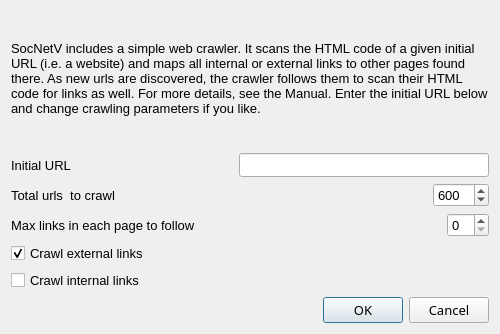
socnetv/app, file src/forms/webcrawlerdialog.ui: the form before one commit.
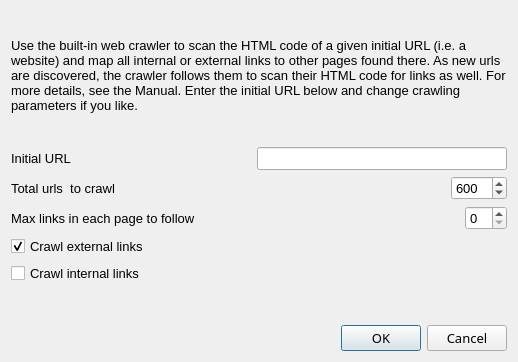
The form after the commit.

Commit message: changed dialog layout

Patch:
```diff
--- a/src/forms/webcrawlerdialog.ui
+++ b/src/forms/webcrawlerdialog.ui
@@ -6,8 +6,8 @@
    <rect>
     <x>0</x>
     <y>0</y>
-    <width>500</width>
-    <height>334</height>
+    <width>518</width>
+    <height>362</height>
    </rect>
   </property>
   <property name="sizePolicy">
@@ -19,13 +19,13 @@
   <property name="minimumSize">
    <size>
     <width>500</width>
-    <height>320</height>
+    <height>350</height>
    </size>
   </property>
   <property name="maximumSize">
    <size>
-    <width>627</width>
-    <height>380</height>
+    <width>650</width>
+    <height>600</height>
    </size>
   </property>
   <property name="font">
@@ -36,8 +36,94 @@
   <property name="windowTitle">
    <string>Generate network from web links</string>
   </property>
-  <layout class="QGridLayout" name="gridLayout">
-   <item row="2" column="0">
+  <layout class="QVBoxLayout" name="verticalLayout">
+   <item>
+    <widget class="QLabel" name="label_2">
+     <property name="sizePolicy">
+      <sizepolicy hsizetype="MinimumExpanding" vsizetype="MinimumExpanding">
+       <horstretch>0</horstretch>
+       <verstretch>0</verstretch>
+      </sizepolicy>
+     </property>
+     <property name="minimumSize">
+      <size>
+       <width>500</width>
+       <height>130</height>
+      </size>
+     </property>
+     <property name="maximumSize">
+      <size>
+       <width>600</width>
+       <height>500</height>
+      </size>
+     </property>
+     <property name="autoFillBackground">
+      <bool>false</bool>
+     </property>
+     <property name="frameShape">
+      <enum>QFrame::NoFrame</enum>
+     </property>
+     <property name="text">
+      <string>&lt;html&gt;&lt;head/&gt;&lt;body&gt;&lt;p&gt;Use the built-in web crawler to scan the HTML code of a given initial URL (i.e. a website) and map all internal or external links to other pages found there. &lt;/p&gt;&lt;p&gt;As new urls are discovered, the crawler follows them to scan their HTML code for links as well. For more details, see the Manual. &lt;/p&gt;&lt;p&gt;Enter the initial URL below and change crawling parameters if you like.&lt;/p&gt;&lt;/body&gt;&lt;/html&gt;</string>
+     </property>
+     <property name="textFormat">
+      <enum>Qt::RichText</enum>
+     </property>
+     <property name="wordWrap">
+      <bool>true</bool>
+     </property>
+    </widget>
+   </item>
+   <item>
+    <layout class="QHBoxLayout" name="horizontalLayout_3">
+     <item>
+      <widget class="QLabel" name="label">
+       <property name="text">
+        <string>Initial URL</string>
+       </property>
+      </widget>
+     </item>
+     <item>
+      <spacer name="horizontalSpacer_3">
+       <property name="orientation">
+        <enum>Qt::Horizontal</enum>
+       </property>
+       <property name="sizeHint" stdset="0">
+        <size>
+         <width>40</width>
+         <height>20</height>
+        </size>
+       </property>
+      </spacer>
+     </item>
+     <item>
+      <widget class="QLineEdit" name="seedUrlEdit">
+       <property name="sizePolicy">
+        <sizepolicy hsizetype="Expanding" vsizetype="Fixed">
+         <horstretch>0</horstretch>
+         <verstretch>0</verstretch>
+        </sizepolicy>
+       </property>
+       <property name="minimumSize">
+        <size>
+         <width>250</width>
+         <height>22</height>
+        </size>
+       </property>
+       <property name="maximumSize">
+        <size>
+         <width>400</width>
+         <height>24</height>
+        </size>
+       </property>
+       <property name="toolTip">
+        <string>&lt;html&gt;&lt;head/&gt;&lt;body&gt;&lt;p&gt;Enter the initial url/domain to start crawling from, i.e. http://www.iefimerida.gr  &lt;/p&gt;&lt;p&gt;You may omit http:// if you want. &lt;/p&gt;&lt;/body&gt;&lt;/html&gt;</string>
+       </property>
+      </widget>
+     </item>
+    </layout>
+   </item>
+   <item>
     <layout class="QHBoxLayout" name="horizontalLayout">
      <item>
       <widget class="QLabel" name="label_4">
@@ -86,7 +172,7 @@
      </item>
     </layout>
    </item>
-   <item row="3" column="0">
+   <item>
     <layout class="QHBoxLayout" name="horizontalLayout_2">
      <item>
       <widget class="QLabel" name="label_3">
@@ -126,32 +212,7 @@
      </item>
     </layout>
    </item>
-   <item row="0" column="0">
-    <widget class="QLabel" name="label_2">
-     <property name="maximumSize">
-      <size>
-       <width>500</width>
-       <height>500</height>
-      </size>
-     </property>
-     <property name="autoFillBackground">
-      <bool>false</bool>
-     </property>
-     <property name="frameShape">
-      <enum>QFrame::NoFrame</enum>
-     </property>
-     <property name="text">
-      <string>&lt;html&gt;&lt;head/&gt;&lt;body&gt;&lt;p&gt;SocNetV includes a simple web crawler. It scans the HTML code of a given initial URL (i.e. a website) and maps all internal or external links to other pages found there. As new urls are discovered, the crawler follows them to scan their HTML code for links as well. For more details, see the Manual. &lt;/p&gt;&lt;p&gt;Enter the initial URL below and change crawling parameters if you like.&lt;/p&gt;&lt;/body&gt;&lt;/html&gt;</string>
-     </property>
-     <property name="textFormat">
-      <enum>Qt::RichText</enum>
-     </property>
-     <property name="wordWrap">
-      <bool>true</bool>
-     </property>
-    </widget>
-   </item>
-   <item row="4" column="0">
+   <item>
     <widget class="QCheckBox" name="extLinksCheckBox">
      <property name="toolTip">
       <string>&lt;html&gt;&lt;head/&gt;&lt;body&gt;&lt;p&gt;If enabled, the crawler will map &lt;span style=&quot; font-weight:600;&quot;&gt;external links&lt;/span&gt;. &lt;/p&gt;&lt;p&gt;For instance, if you start crawling from www.iefimerida.gr and we find there a link to another domain, i.e. www.linuxinsider.gr, then we will go outside of iefimerida.gr and crawl linuxinsider.gr too. &lt;/p&gt;&lt;p&gt;If you don't want to crawl external links, disable this option. &lt;/p&gt;&lt;/body&gt;&lt;/html&gt;</string>
@@ -164,7 +225,30 @@
      </property>
     </widget>
    </item>
-   <item row="6" column="0">
+   <item>
+    <widget class="QCheckBox" name="intLinksCheckBox">
+     <property name="toolTip">
+      <string>&lt;html&gt;&lt;head/&gt;&lt;body&gt;&lt;p&gt;If enabled the crawler will scan and map &lt;span style=&quot; font-weight:600;&quot;&gt;internal links &lt;/span&gt;as well (i.e. pages within the initial website). &lt;/p&gt;&lt;p&gt;&lt;br/&gt;&lt;/p&gt;&lt;p&gt;If you do not want to crawl internal links disable this option. &lt;/p&gt;&lt;p&gt;Default is not to crawl internal links.&lt;/p&gt;&lt;/body&gt;&lt;/html&gt;</string>
+     </property>
+     <property name="text">
+      <string>Crawl internal links</string>
+     </property>
+    </widget>
+   </item>
+   <item>
+    <spacer name="verticalSpacer">
+     <property name="orientation">
+      <enum>Qt::Vertical</enum>
+     </property>
+     <property name="sizeHint" stdset="0">
+      <size>
+       <width>497</width>
+       <height>27</height>
+      </size>
+     </property>
+    </spacer>
+   </item>
+   <item>
     <widget class="QDialogButtonBox" name="buttonBox">
      <property name="enabled">
       <bool>true</bool>
@@ -183,65 +267,6 @@
      </property>
     </widget>
    </item>
-   <item row="1" column="0">
-    <layout class="QHBoxLayout" name="horizontalLayout_3">
-     <item>
-      <widget class="QLabel" name="label">
-       <property name="text">
-        <string>Initial URL</string>
-       </property>
-      </widget>
-     </item>
-     <item>
-      <spacer name="horizontalSpacer_3">
-       <property name="orientation">
-        <enum>Qt::Horizontal</enum>
-       </property>
-       <property name="sizeHint" stdset="0">
-        <size>
-         <width>40</width>
-         <height>20</height>
-        </size>
-       </property>
-      </spacer>
-     </item>
-     <item>
-      <widget class="QLineEdit" name="seedUrlEdit">
-       <property name="sizePolicy">
-        <sizepolicy hsizetype="Expanding" vsizetype="Fixed">
-         <horstretch>0</horstretch>
-         <verstretch>0</verstretch>
-        </sizepolicy>
-       </property>
-       <property name="minimumSize">
-        <size>
-         <width>250</width>
-         <height>22</height>
-        </size>
-       </property>
-       <property name="maximumSize">
-        <size>
-         <width>400</width>
-         <height>24</height>
-        </size>
-       </property>
-       <property name="toolTip">
-        <string>&lt;html&gt;&lt;head/&gt;&lt;body&gt;&lt;p&gt;Enter the initial url/domain to start crawling from, i.e. http://www.iefimerida.gr  &lt;/p&gt;&lt;p&gt;You may omit http:// if you want. &lt;/p&gt;&lt;/body&gt;&lt;/html&gt;</string>
-       </property>
-      </widget>
-     </item>
-    </layout>
-   </item>
-   <item row="5" column="0">
-    <widget class="QCheckBox" name="intLinksCheckBox">
-     <property name="toolTip">
-      <string>&lt;html&gt;&lt;head/&gt;&lt;body&gt;&lt;p&gt;If enabled the crawler will scan and map &lt;span style=&quot; font-weight:600;&quot;&gt;internal links &lt;/span&gt;as well (i.e. pages within the initial website). &lt;/p&gt;&lt;p&gt;&lt;br/&gt;&lt;/p&gt;&lt;p&gt;If you do not want to crawl internal links disable this option. &lt;/p&gt;&lt;p&gt;Default is not to crawl internal links.&lt;/p&gt;&lt;/body&gt;&lt;/html&gt;</string>
-     </property>
-     <property name="text">
-      <string>Crawl internal links</string>
-     </property>
-    </widget>
-   </item>
   </layout>
  </widget>
  <resources/>
```
